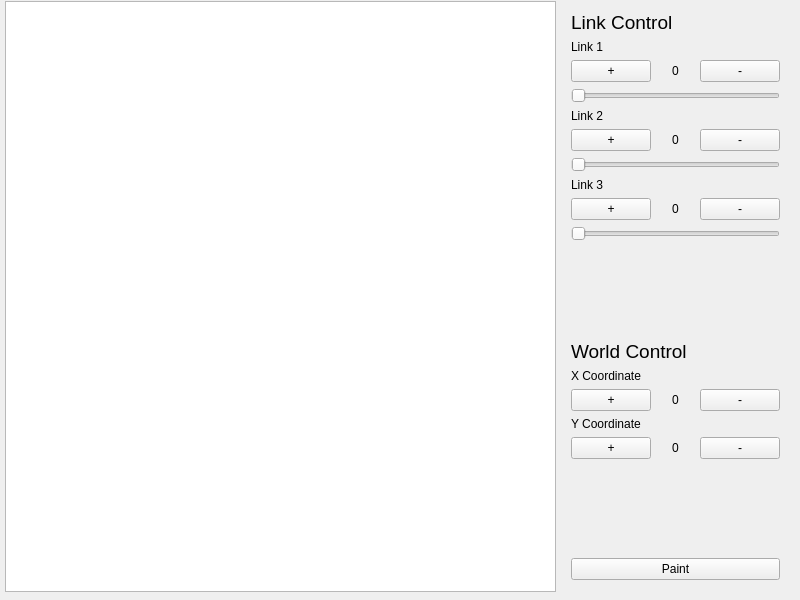
Above: PaintBot 2 - Inverse Kinematics/mainwindow.ui from MoffMade/CSCE462-PainterBot before the change. Below: the same form after it.
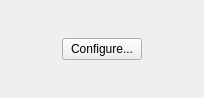
That is the form after the change.

Commit message: initial commit of rewrite: deleted pretty much everything made new forms

```diff
--- a/PaintBot 2 - Inverse Kinematics/mainwindow.ui
+++ b/PaintBot 2 - Inverse Kinematics/mainwindow.ui
@@ -6,320 +6,49 @@
    <rect>
     <x>0</x>
     <y>0</y>
-    <width>800</width>
-    <height>600</height>
+    <width>204</width>
+    <height>98</height>
    </rect>
   </property>
   <property name="windowTitle">
    <string>PaintBot</string>
   </property>
   <widget class="QWidget" name="centralWidget">
-   <widget class="QWidget" name="layoutWidget">
-    <property name="geometry">
-     <rect>
-      <x>560</x>
-      <y>0</y>
-      <width>231</width>
-      <height>591</height>
-     </rect>
-    </property>
-    <layout class="QVBoxLayout" name="verticalLayout">
-     <item>
-      <widget class="QLabel" name="label_5">
-       <property name="font">
-        <font>
-         <pointsize>14</pointsize>
-        </font>
-       </property>
-       <property name="text">
-        <string>Link Control</string>
-       </property>
-      </widget>
-     </item>
-     <item>
-      <widget class="QLabel" name="label">
-       <property name="text">
-        <string>Link 1</string>
-       </property>
-      </widget>
-     </item>
-     <item>
-      <layout class="QHBoxLayout" name="horizontalLayout_2">
-       <item>
-        <widget class="QPushButton" name="pushButton_2">
-         <property name="text">
-          <string>+</string>
-         </property>
-        </widget>
-       </item>
-       <item>
-        <widget class="QLabel" name="label_4">
-         <property name="text">
-          <string>0</string>
-         </property>
-         <property name="alignment">
-          <set>Qt::AlignCenter</set>
-         </property>
-        </widget>
-       </item>
-       <item>
-        <widget class="QPushButton" name="pushButton_3">
-         <property name="text">
-          <string>-</string>
-         </property>
-        </widget>
-       </item>
-      </layout>
-     </item>
-     <item>
-      <widget class="QSlider" name="horizontalSlider">
-       <property name="maximum">
-        <number>300</number>
-       </property>
-       <property name="orientation">
-        <enum>Qt::Horizontal</enum>
-       </property>
-       <property name="invertedAppearance">
-        <bool>false</bool>
-       </property>
-       <property name="invertedControls">
-        <bool>false</bool>
-       </property>
-      </widget>
-     </item>
-     <item>
-      <widget class="QLabel" name="label_2">
-       <property name="text">
-        <string>Link 2</string>
-       </property>
-      </widget>
-     </item>
-     <item>
-      <layout class="QHBoxLayout" name="horizontalLayout_4">
-       <item>
-        <widget class="QPushButton" name="pushButton_6">
-         <property name="text">
-          <string>+</string>
-         </property>
-        </widget>
-       </item>
-       <item>
-        <widget class="QLabel" name="label_6">
-         <property name="text">
-          <string>0</string>
-         </property>
-         <property name="alignment">
-          <set>Qt::AlignCenter</set>
-         </property>
-        </widget>
-       </item>
-       <item>
-        <widget class="QPushButton" name="pushButton_7">
-         <property name="text">
-          <string>-</string>
-         </property>
-        </widget>
-       </item>
-      </layout>
-     </item>
-     <item>
-      <widget class="QSlider" name="horizontalSlider_2">
-       <property name="maximum">
-        <number>359</number>
-       </property>
-       <property name="orientation">
-        <enum>Qt::Horizontal</enum>
-       </property>
-      </widget>
-     </item>
-     <item>
-      <widget class="QLabel" name="label_3">
-       <property name="text">
-        <string>Link 3</string>
-       </property>
-      </widget>
-     </item>
-     <item>
-      <layout class="QHBoxLayout" name="horizontalLayout_5">
-       <item>
-        <widget class="QPushButton" name="pushButton_8">
-         <property name="text">
-          <string>+</string>
-         </property>
-        </widget>
-       </item>
-       <item>
-        <widget class="QLabel" name="label_7">
-         <property name="text">
-          <string>0</string>
-         </property>
-         <property name="alignment">
-          <set>Qt::AlignCenter</set>
-         </property>
-        </widget>
-       </item>
-       <item>
-        <widget class="QPushButton" name="pushButton_9">
-         <property name="text">
-          <string>-</string>
-         </property>
-        </widget>
-       </item>
-      </layout>
-     </item>
-     <item>
-      <widget class="QSlider" name="horizontalSlider_3">
-       <property name="maximum">
-        <number>359</number>
-       </property>
-       <property name="orientation">
-        <enum>Qt::Horizontal</enum>
-       </property>
-      </widget>
-     </item>
-     <item>
-      <spacer name="verticalSpacer_6">
-       <property name="orientation">
-        <enum>Qt::Vertical</enum>
-       </property>
-       <property name="sizeHint" stdset="0">
-        <size>
-         <width>20</width>
-         <height>40</height>
-        </size>
-       </property>
-      </spacer>
-     </item>
-     <item>
-      <widget class="QLabel" name="label_8">
-       <property name="font">
-        <font>
-         <pointsize>14</pointsize>
-        </font>
-       </property>
-       <property name="text">
-        <string>World Control</string>
-       </property>
-      </widget>
-     </item>
-     <item>
-      <widget class="QLabel" name="label_10">
-       <property name="text">
-        <string>X Coordinate</string>
-       </property>
-      </widget>
-     </item>
-     <item>
-      <layout class="QHBoxLayout" name="horizontalLayout_6">
-       <item>
-        <widget class="QPushButton" name="pushButton_10">
-         <property name="text">
-          <string>+</string>
-         </property>
-        </widget>
-       </item>
-       <item>
-        <widget class="QLabel" name="label_9">
-         <property name="text">
-          <string>0</string>
-         </property>
-         <property name="alignment">
-          <set>Qt::AlignCenter</set>
-         </property>
-        </widget>
-       </item>
-       <item>
-        <widget class="QPushButton" name="pushButton_11">
-         <property name="text">
-          <string>-</string>
-         </property>
-        </widget>
-       </item>
-      </layout>
-     </item>
-     <item>
-      <widget class="QLabel" name="label_12">
-       <property name="text">
-        <string>Y Coordinate</string>
-       </property>
-      </widget>
-     </item>
-     <item>
-      <layout class="QHBoxLayout" name="horizontalLayout_7">
-       <item>
-        <widget class="QPushButton" name="pushButton_12">
-         <property name="text">
-          <string>+</string>
-         </property>
-        </widget>
-       </item>
-       <item>
-        <widget class="QLabel" name="label_11">
-         <property name="text">
-          <string>0</string>
-         </property>
-         <property name="alignment">
-          <set>Qt::AlignCenter</set>
-         </property>
-        </widget>
-       </item>
-       <item>
-        <widget class="QPushButton" name="pushButton_13">
-         <property name="text">
-          <string>-</string>
-         </property>
-        </widget>
-       </item>
-      </layout>
-     </item>
-     <item>
-      <spacer name="verticalSpacer_7">
-       <property name="orientation">
-        <enum>Qt::Vertical</enum>
-       </property>
-       <property name="sizeHint" stdset="0">
-        <size>
-         <width>20</width>
-         <height>40</height>
-        </size>
-       </property>
-      </spacer>
-     </item>
-     <item>
-      <layout class="QHBoxLayout" name="horizontalLayout">
-       <item>
-        <widget class="QPushButton" name="pushButton">
-         <property name="sizePolicy">
-          <sizepolicy hsizetype="Preferred" vsizetype="Preferred">
-           <horstretch>0</horstretch>
-           <verstretch>0</verstretch>
-          </sizepolicy>
-         </property>
-         <property name="text">
-          <string>Paint</string>
-         </property>
-         <property name="checkable">
-          <bool>true</bool>
-         </property>
-         <property name="checked">
-          <bool>false</bool>
-         </property>
-        </widget>
-       </item>
-      </layout>
-     </item>
-    </layout>
-   </widget>
-   <widget class="QGraphicsView" name="graphicsView">
-    <property name="geometry">
-     <rect>
-      <x>5</x>
-      <y>1</y>
-      <width>551</width>
-      <height>591</height>
-     </rect>
-    </property>
-   </widget>
+   <layout class="QGridLayout" name="gridLayout">
+    <item row="0" column="0">
+     <spacer name="horizontalSpacer">
+      <property name="orientation">
+       <enum>Qt::Horizontal</enum>
+      </property>
+      <property name="sizeHint" stdset="0">
+       <size>
+        <width>40</width>
+        <height>20</height>
+       </size>
+      </property>
+     </spacer>
+    </item>
+    <item row="0" column="1">
+     <widget class="QPushButton" name="pushButton">
+      <property name="text">
+       <string>Configure...</string>
+      </property>
+     </widget>
+    </item>
+    <item row="0" column="2">
+     <spacer name="horizontalSpacer_2">
+      <property name="orientation">
+       <enum>Qt::Horizontal</enum>
+      </property>
+      <property name="sizeHint" stdset="0">
+       <size>
+        <width>40</width>
+        <height>20</height>
+       </size>
+      </property>
+     </spacer>
+    </item>
+   </layout>
   </widget>
  </widget>
  <layoutdefault spacing="6" margin="11"/>
```
Left out of the diff: 2 changed lines with no effect on the pictures. The commit also changes 5 other files.
